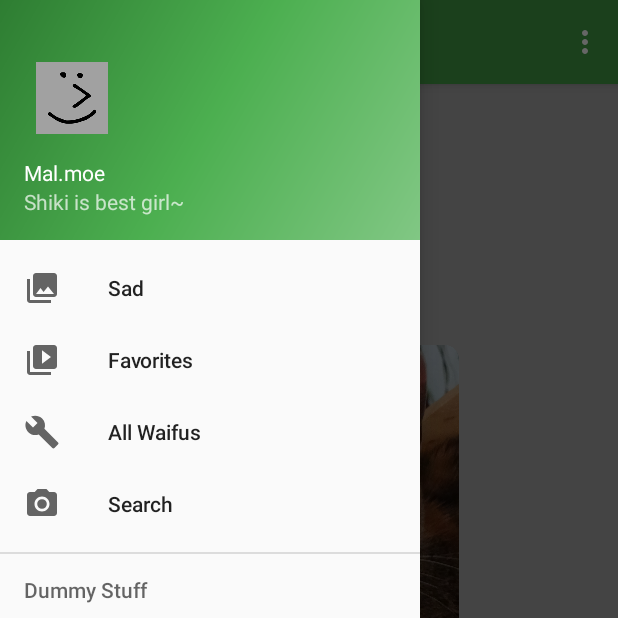
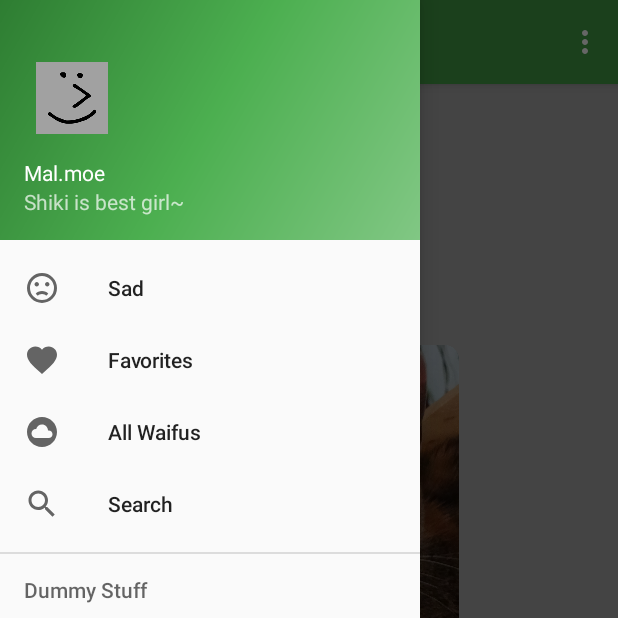
Before and after one commit to chaosking121/mal.moe, an Android app: the SadActivity screen opened directly, with no data from a screen before it, with the side drawer open, on a phone screen of 412 x 824 dp, the top half of it. Run offline under Robolectric (Android 15) with nearby library versions, the phone set to English and light mode, and no system bars.

Commit message:
Updated icons.

```diff
--- /dev/null
+++ b/app/src/main/res/drawable/ic_cloud_circle_black_24dp.xml
@@ -0,0 +1,9 @@
+<vector xmlns:android="http://schemas.android.com/apk/res/android"
+        android:width="24dp"
+        android:height="24dp"
+        android:viewportWidth="24.0"
+        android:viewportHeight="24.0">
+    <path
+        android:fillColor="#FF000000"
+        android:pathData="M12,2C6.48,2 2,6.48 2,12s4.48,10 10,10 10,-4.48 10,-10S17.52,2 12,2zM16.5,16L8,16c-1.66,0 -3,-1.34 -3,-3s1.34,-3 3,-3l0.14,0.01C8.58,8.28 10.13,7 12,7c2.21,0 4,1.79 4,4h0.5c1.38,0 2.5,1.12 2.5,2.5S17.88,16 16.5,16z"/>
+</vector>
--- /dev/null
+++ b/app/src/main/res/drawable/ic_favorite_black_24dp.xml
@@ -0,0 +1,9 @@
+<vector xmlns:android="http://schemas.android.com/apk/res/android"
+        android:width="24dp"
+        android:height="24dp"
+        android:viewportWidth="24.0"
+        android:viewportHeight="24.0">
+    <path
+        android:fillColor="#FF000000"
+        android:pathData="M12,21.35l-1.45,-1.32C5.4,15.36 2,12.28 2,8.5 2,5.42 4.42,3 7.5,3c1.74,0 3.41,0.81 4.5,2.09C13.09,3.81 14.76,3 16.5,3 19.58,3 22,5.42 22,8.5c0,3.78 -3.4,6.86 -8.55,11.54L12,21.35z"/>
+</vector>
--- /dev/null
+++ b/app/src/main/res/drawable/ic_sad_emoticon_black_24dp.xml
@@ -0,0 +1,8 @@
+<!-- drawable/emoticon_sad.xml -->
+<vector xmlns:android="http://schemas.android.com/apk/res/android"
+    android:height="24dp"
+    android:width="24dp"
+    android:viewportWidth="24"
+    android:viewportHeight="24">
+    <path android:fillColor="#000" android:pathData="M20,12A8,8 0 0,0 12,4A8,8 0 0,0 4,12A8,8 0 0,0 12,20A8,8 0 0,0 20,12M22,12A10,10 0 0,1 12,22A10,10 0 0,1 2,12A10,10 0 0,1 12,2A10,10 0 0,1 22,12M15.5,8C16.3,8 17,8.7 17,9.5C17,10.3 16.3,11 15.5,11C14.7,11 14,10.3 14,9.5C14,8.7 14.7,8 15.5,8M10,9.5C10,10.3 9.3,11 8.5,11C7.7,11 7,10.3 7,9.5C7,8.7 7.7,8 8.5,8C9.3,8 10,8.7 10,9.5M12,14C13.75,14 15.29,14.72 16.19,15.81L14.77,17.23C14.32,16.5 13.25,16 12,16C10.75,16 9.68,16.5 9.23,17.23L7.81,15.81C8.71,14.72 10.25,14 12,14Z" />
+</vector>
--- /dev/null
+++ b/app/src/main/res/drawable/ic_search_black_24dp.xml
@@ -0,0 +1,9 @@
+<vector xmlns:android="http://schemas.android.com/apk/res/android"
+        android:width="24dp"
+        android:height="24dp"
+        android:viewportWidth="24.0"
+        android:viewportHeight="24.0">
+    <path
+        android:fillColor="#FF000000"
+        android:pathData="M15.5,14h-0.79l-0.28,-0.27C15.41,12.59 16,11.11 16,9.5 16,5.91 13.09,3 9.5,3S3,5.91 3,9.5 5.91,16 9.5,16c1.61,0 3.09,-0.59 4.23,-1.57l0.27,0.28v0.79l5,4.99L20.49,19l-4.99,-5zM9.5,14C7.01,14 5,11.99 5,9.5S7.01,5 9.5,5 14,7.01 14,9.5 11.99,14 9.5,14z"/>
+</vector>
--- a/app/src/main/res/menu/activity_main_drawer.xml
+++ b/app/src/main/res/menu/activity_main_drawer.xml
@@ -4,19 +4,19 @@
     <group android:checkableBehavior="none">
         <item
             android:id="@+id/sad"
-            android:icon="@drawable/ic_menu_gallery"
+            android:icon="@drawable/ic_sad_emoticon_black_24dp"
             android:title="@string/sad" />
         <item
             android:id="@+id/faves"
-            android:icon="@drawable/ic_menu_slideshow"
+            android:icon="@drawable/ic_favorite_black_24dp"
             android:title="@string/favorites" />
         <item
             android:id="@+id/all"
-            android:icon="@drawable/ic_menu_manage"
+            android:icon="@drawable/ic_cloud_circle_black_24dp"
             android:title="@string/all_waifus" />
         <item
             android:id="@+id/search"
-            android:icon="@drawable/ic_menu_camera"
+            android:icon="@drawable/ic_search_black_24dp"
             android:title="@string/search" />
     </group>
 
```
